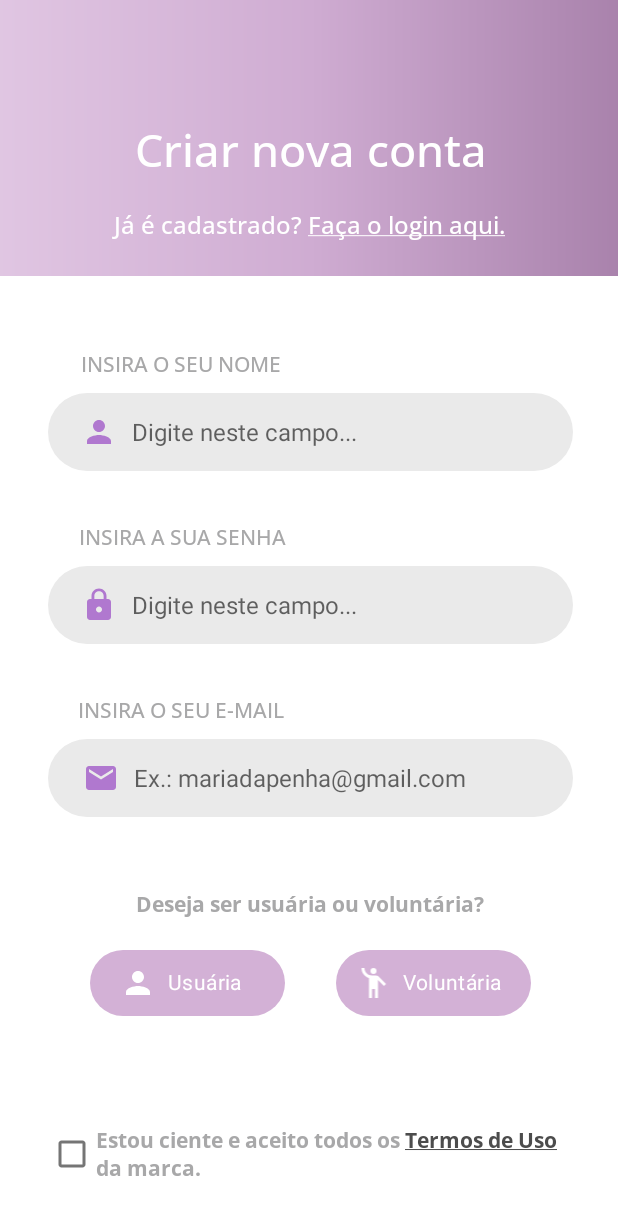
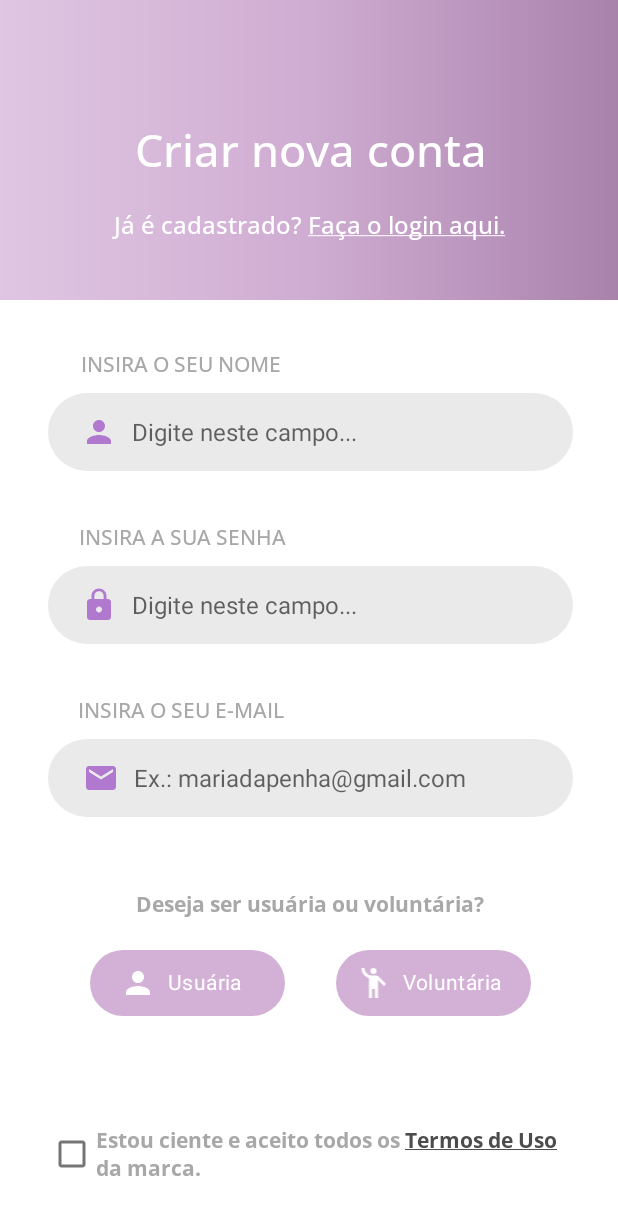
Before and after one commit to PehPanda/Donna-Gabriela, an Android app: the Cadastrar_User screen opened directly, with no data from a screen before it, on a phone screen of 412 x 824 dp. Shown: the top 1215 px of the screen. Run offline under Robolectric (Android 15) with nearby library versions, the phone set to English and light mode, and no system bars.

Commit message:
DG-Master

```diff
--- a/app/src/main/res/layout/activity_cadastrar_user.xml
+++ b/app/src/main/res/layout/activity_cadastrar_user.xml
@@ -10,7 +10,7 @@
     <View
         android:id="@+id/view"
         android:layout_width="433dp"
-        android:layout_height="184dp"
+        android:layout_height="200dp"
         android:background="@drawable/gradient"
         app:layout_constraintBottom_toBottomOf="parent"
         app:layout_constraintEnd_toEndOf="parent"
```
